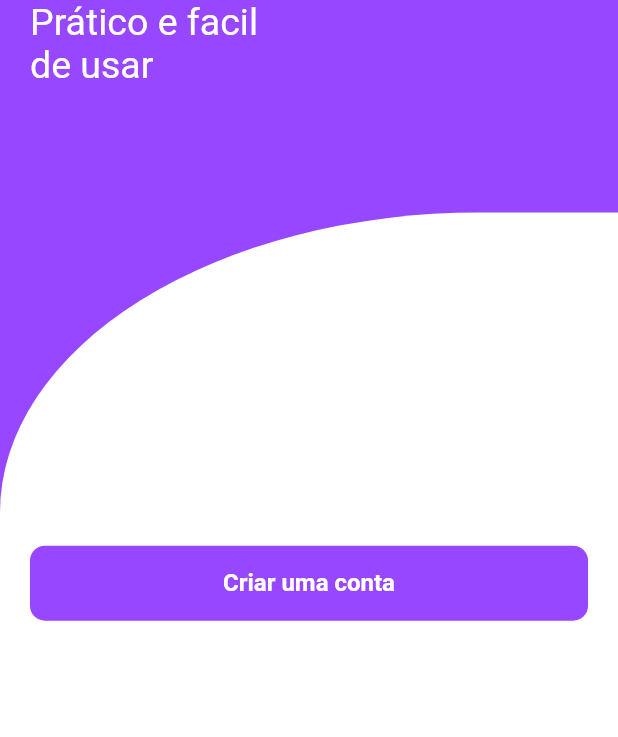
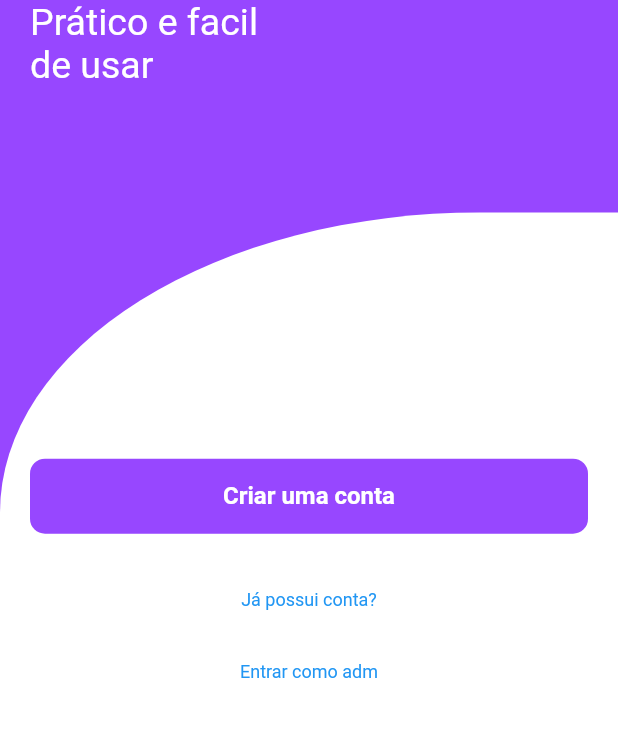
Before and after one commit to Michallves/darmbank, a Flutter app: the screen it shows after launch, on a phone screen of 412 x 824 dp, the part 282-1019 px from its top. Run offline on Flutter 3.47's test engine with Material 2 defaults, Android fonts, the light colour scheme and no system bars; our stand-ins replace get.

Commit message:
adicionado tema de TextButton

```diff
--- a/lib/app/theme/app_theme.dart
+++ b/lib/app/theme/app_theme.dart
@@ -16,7 +16,6 @@ ThemeData appThemeData = ThemeData(
       ),
     ),
     backgroundColor: Colors.white,
-
     elevatedButtonTheme: ElevatedButtonThemeData(
       style: ButtonStyle(
           shape: MaterialStatePropertyAll(
@@ -32,4 +31,7 @@ ThemeData appThemeData = ThemeData(
             TextStyle(fontSize: 16, fontWeight: FontWeight.w700),
           )),
     ),
-);
+    textButtonTheme: const TextButtonThemeData(
+        style: ButtonStyle(
+            textStyle: MaterialStatePropertyAll(
+                TextStyle(fontSize: 12, color: Colors.black)))));
--- a/lib/app/views/initial_view.dart
+++ b/lib/app/views/initial_view.dart
@@ -63,13 +63,21 @@ class InitialView extends StatelessWidget {
                         Container(
                           height: 50,
                           width: double.infinity,
-                          margin: const EdgeInsets.fromLTRB(20, 0, 20, 0),
+                          margin: const EdgeInsets.fromLTRB(20, 0, 20, 20),
                           child: ElevatedButton(
                               onPressed: () => Get.toNamed(Routes.INITIAL),
                               child: const Text(
                                 'Criar uma conta',
                               )),
-                        )
+                        ),
+                        TextButton(
+                          onPressed: () => null,
+                          child: const Text('Já possui conta?'),
+                        ),
+                        TextButton(
+                          onPressed: () => null,
+                          child: const Text('Entrar como adm'),
+                        ),
                       ]),
                 ),
               )
--- a/lib/main.dart
+++ b/lib/main.dart
@@ -4,11 +4,11 @@ import 'package:flutter/material.dart';
 import 'package:get/get.dart';
 
 void main() {
-  runApp(const MyApp());
+  runApp(const App());
 }
 
-class MyApp extends StatelessWidget {
-  const MyApp({super.key});
+class App extends StatelessWidget {
+  const App({super.key});
 
   @override
   Widget build(BuildContext context) {
```
Lines whose indentation alone changed are shown as unchanged.
